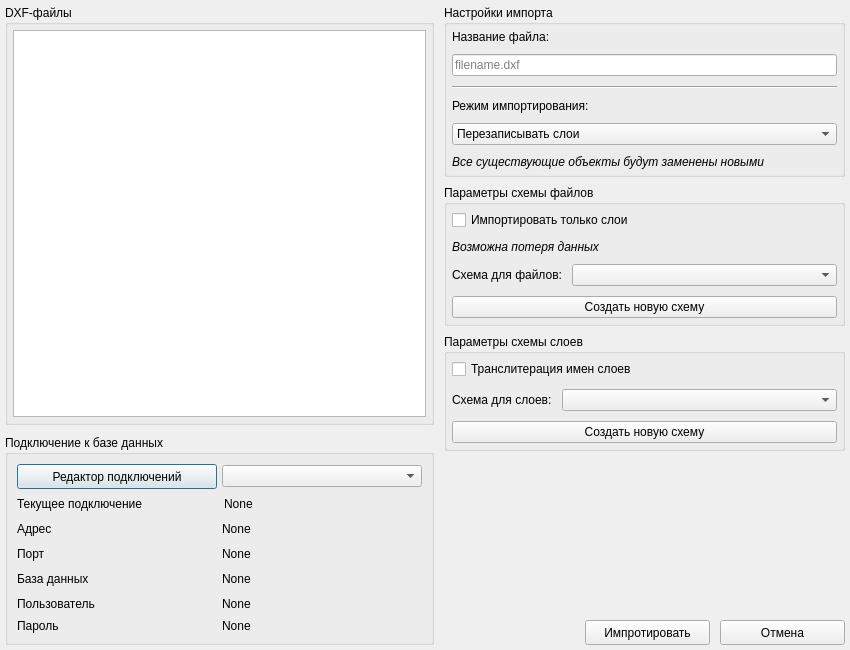
Above: src/presentation/dialogs/resources/import_dialog.ui from Comanda-A/DXF-PostGIS-Converter before the change. Below: the same form after it.
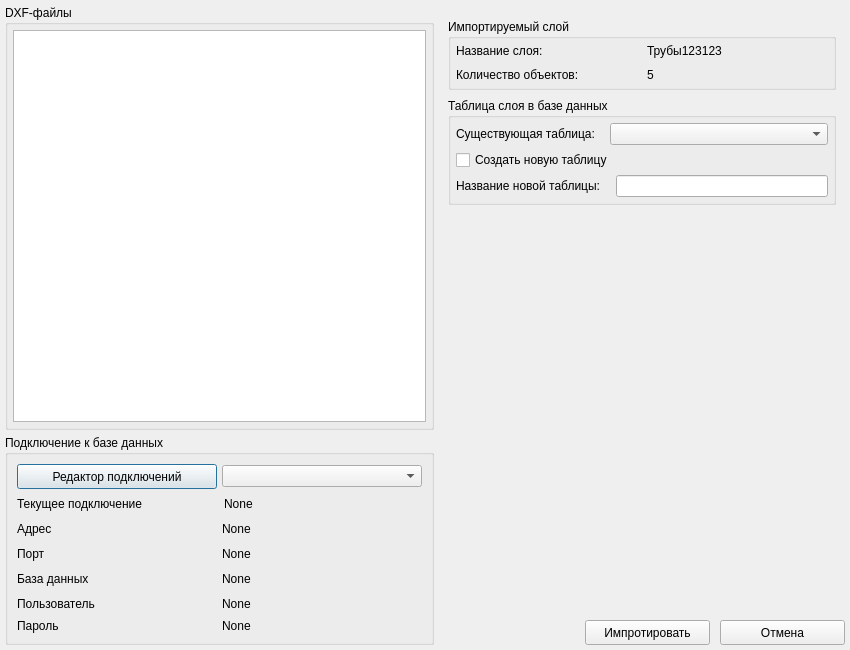
That is the form after the change. The open tabs and pages were chosen to show the change.

Patch:
```diff
--- a/src/presentation/dialogs/resources/import_dialog.ui
+++ b/src/presentation/dialogs/resources/import_dialog.ui
@@ -67,7 +67,7 @@
    <item>
     <layout class="QHBoxLayout" name="horizontalLayout">
      <property name="spacing">
-      <number>10</number>
+      <number>5</number>
      </property>
      <property name="sizeConstraint">
       <enum>QLayout::SetDefaultConstraint</enum>
@@ -521,6 +521,22 @@
       </layout>
      </item>
      <item>
+      <layout class="QVBoxLayout" name="verticalLayout_11">
+       <property name="topMargin">
+        <number>5</number>
+       </property>
+       <item>
+        <widget class="QStackedWidget" name="stackedWidget">
+         <property name="focusPolicy">
+          <enum>Qt::NoFocus</enum>
+         </property>
+         <property name="contextMenuPolicy">
+          <enum>Qt::DefaultContextMenu</enum>
+         </property>
+         <property name="currentIndex">
+          <number>0</number>
+         </property>
+         <widget class="QWidget" name="stackedWidgetPage1">
       <layout class="QVBoxLayout" name="verticalLayout_3">
        <property name="spacing">
         <number>8</number>
@@ -966,6 +982,229 @@
           </size>
          </property>
         </spacer>
+           </item>
+          </layout>
+         </widget>
+         <widget class="QWidget" name="stackedWidgetPage2">
+          <layout class="QVBoxLayout" name="verticalLayout_9">
+           <property name="spacing">
+            <number>8</number>
+           </property>
+           <item>
+            <widget class="QGroupBox" name="layer_import_group">
+             <property name="sizePolicy">
+              <sizepolicy hsizetype="Preferred" vsizetype="Maximum">
+               <horstretch>0</horstretch>
+               <verstretch>0</verstretch>
+              </sizepolicy>
+             </property>
+             <property name="font">
+              <font>
+               <family>Segoe UI</family>
+               <pointsize>9</pointsize>
+              </font>
+             </property>
+             <property name="title">
+              <string>Импортируемый слой</string>
+             </property>
+             <layout class="QVBoxLayout" name="verticalLayout_10">
+              <property name="spacing">
+               <number>10</number>
+              </property>
+              <property name="leftMargin">
+               <number>5</number>
+              </property>
+              <property name="topMargin">
+               <number>5</number>
+              </property>
+              <property name="rightMargin">
+               <number>5</number>
+              </property>
+              <property name="bottomMargin">
+               <number>5</number>
+              </property>
+              <item>
+               <layout class="QHBoxLayout" name="horizontalLayout_13">
+                <property name="topMargin">
+                 <number>0</number>
+                </property>
+                <item>
+                 <widget class="QLabel" name="layer_name_label">
+                  <property name="font">
+                   <font>
+                    <family>Segoe UI</family>
+                    <pointsize>9</pointsize>
+                   </font>
+                  </property>
+                  <property name="text">
+                   <string>Название слоя:</string>
+                  </property>
+                 </widget>
+                </item>
+                <item>
+                 <widget class="QLabel" name="layer_name_value_label">
+                  <property name="text">
+                   <string>Трубы123123</string>
+                  </property>
+                 </widget>
+                </item>
+               </layout>
+              </item>
+              <item>
+               <layout class="QHBoxLayout" name="horizontalLayout_15">
+                <property name="topMargin">
+                 <number>0</number>
+                </property>
+                <item>
+                 <widget class="QLabel" name="count_objects_label">
+                  <property name="text">
+                   <string>Количество объектов:</string>
+                  </property>
+                 </widget>
+                </item>
+                <item>
+                 <widget class="QLabel" name="count_objects_value_label">
+                  <property name="text">
+                   <string>5</string>
+                  </property>
+                 </widget>
+                </item>
+               </layout>
+              </item>
+             </layout>
+            </widget>
+           </item>
+           <item>
+            <widget class="QGroupBox" name="layer_table_db_group">
+             <property name="enabled">
+              <bool>true</bool>
+             </property>
+             <property name="title">
+              <string>Таблица слоя в базе данных</string>
+             </property>
+             <layout class="QVBoxLayout" name="verticalLayout_12">
+              <property name="spacing">
+               <number>5</number>
+              </property>
+              <property name="leftMargin">
+               <number>5</number>
+              </property>
+              <property name="topMargin">
+               <number>5</number>
+              </property>
+              <property name="rightMargin">
+               <number>5</number>
+              </property>
+              <property name="bottomMargin">
+               <number>5</number>
+              </property>
+              <item>
+               <layout class="QHBoxLayout" name="horizontalLayout_14">
+                <property name="spacing">
+                 <number>15</number>
+                </property>
+                <property name="topMargin">
+                 <number>0</number>
+                </property>
+                <item>
+                 <widget class="QLabel" name="existing_table_label">
+                  <property name="sizePolicy">
+                   <sizepolicy hsizetype="Maximum" vsizetype="Preferred">
+                    <horstretch>0</horstretch>
+                    <verstretch>0</verstretch>
+                   </sizepolicy>
+                  </property>
+                  <property name="font">
+                   <font>
+                    <family>Segoe UI</family>
+                    <pointsize>9</pointsize>
+                   </font>
+                  </property>
+                  <property name="text">
+                   <string>Существующая таблица:</string>
+                  </property>
+                 </widget>
+                </item>
+                <item>
+                 <widget class="QComboBox" name="db_table_combo">
+                  <property name="enabled">
+                   <bool>true</bool>
+                  </property>
+                  <property name="font">
+                   <font>
+                    <family>Segoe UI</family>
+                    <pointsize>9</pointsize>
+                   </font>
+                  </property>
+                 </widget>
+                </item>
+               </layout>
+              </item>
+              <item>
+               <widget class="QCheckBox" name="new_layer_table_check">
+                <property name="text">
+                 <string>Создать новую таблицу</string>
+                </property>
+               </widget>
+              </item>
+              <item>
+               <layout class="QHBoxLayout" name="horizontalLayout_12">
+                <property name="spacing">
+                 <number>15</number>
+                </property>
+                <property name="topMargin">
+                 <number>0</number>
+                </property>
+                <item>
+                 <widget class="QLabel" name="name_new_layer_table_label">
+                  <property name="sizePolicy">
+                   <sizepolicy hsizetype="Maximum" vsizetype="Preferred">
+                    <horstretch>0</horstretch>
+                    <verstretch>0</verstretch>
+                   </sizepolicy>
+                  </property>
+                  <property name="font">
+                   <font>
+                    <family>Segoe UI</family>
+                    <pointsize>9</pointsize>
+                   </font>
+                  </property>
+                  <property name="text">
+                   <string>Название новой таблицы:</string>
+                  </property>
+                 </widget>
+                </item>
+                <item>
+                 <widget class="QLineEdit" name="layer_name_edit">
+                  <property name="font">
+                   <font>
+                    <family>Segoe UI</family>
+                    <pointsize>9</pointsize>
+                   </font>
+                  </property>
+                 </widget>
+                </item>
+               </layout>
+              </item>
+             </layout>
+            </widget>
+           </item>
+           <item>
+            <spacer name="layer_bottom_spacer">
+             <property name="orientation">
+              <enum>Qt::Vertical</enum>
+             </property>
+             <property name="sizeHint" stdset="0">
+              <size>
+               <width>20</width>
+               <height>40</height>
+              </size>
+             </property>
+            </spacer>
+           </item>
+          </layout>
+         </widget>
+        </widget>
        </item>
        <item>
         <layout class="QHBoxLayout" name="horizontalLayout_8">
```
Left out of the diff: 7 changed lines with no effect on the pictures. Lines whose indentation alone changed are shown as unchanged.
